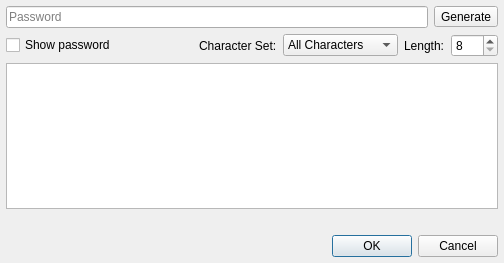
Old version of the form src/passworddialog.ui in the repository IJHack/QtPass.
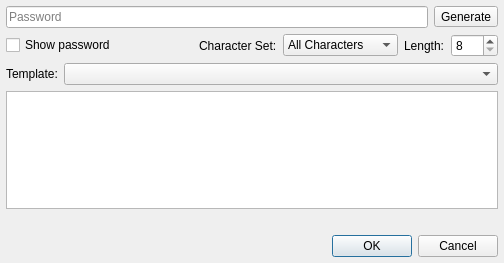
New version of the form. Icons and pictures are not drawn.

Commit message: Password dialog shows and selects the field template; folder prompts titled as folders

What changed in the file:
```diff
--- a/src/passworddialog.ui
+++ b/src/passworddialog.ui
@@ -156,6 +156,33 @@
         </item>
        </layout>
       </item>
+      <item>
+       <layout class="QHBoxLayout" name="templateLayout">
+        <item>
+         <widget class="QLabel" name="label_template">
+          <property name="text">
+           <string>Template:</string>
+          </property>
+          <property name="buddy">
+           <cstring>templateBox</cstring>
+          </property>
+         </widget>
+        </item>
+        <item>
+         <widget class="QComboBox" name="templateBox">
+          <property name="sizePolicy">
+           <sizepolicy hsizetype="Expanding" vsizetype="Fixed">
+            <horstretch>0</horstretch>
+            <verstretch>0</verstretch>
+           </sizepolicy>
+          </property>
+          <property name="toolTip">
+           <string>Field template from the store's .templates file. Ctrl+T switches to the next one.</string>
+          </property>
+         </widget>
+        </item>
+       </layout>
+      </item>
       <item>
        <layout class="QFormLayout" name="formLayout">
         <property name="fieldGrowthPolicy">
```
The commit also changes 5 other files.
